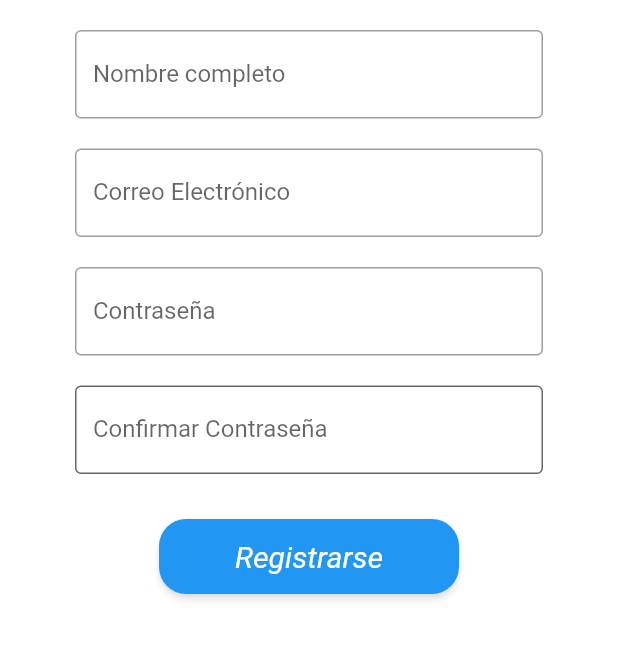
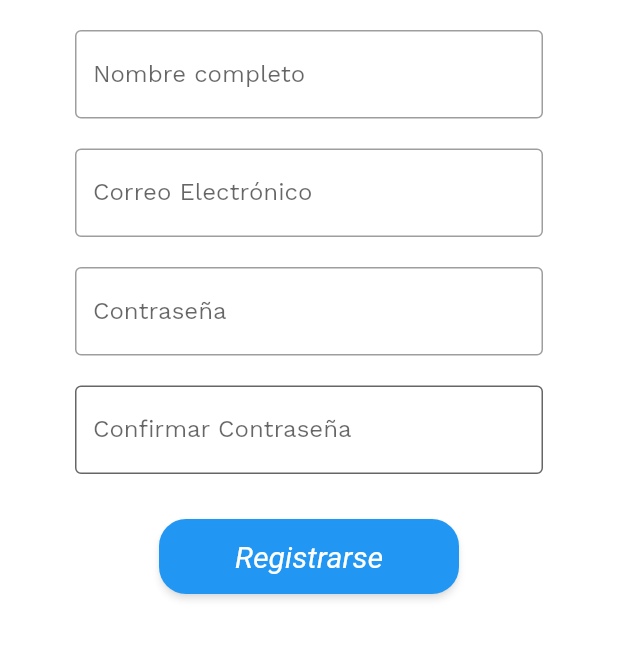
Before and after one commit to AlxBzC/Turismap, a Flutter app: the screen it shows after launch, after a tap on "Registrarse", on a phone screen of 412 x 824 dp, the part 261-921 px from its top. Run offline on Flutter 3.47's test engine with Material 2 defaults, Android fonts, the phone set to English and light mode, and no system bars; our stand-ins replace google_fonts.

```diff
--- a/lib/main.dart
+++ b/lib/main.dart
@@ -1,4 +1,5 @@
 import 'package:flutter/material.dart';
+import 'package:google_fonts/google_fonts.dart';
 import 'pages/splash_page.dart';
 
 void main() {
@@ -20,6 +21,7 @@ class MyApp extends StatelessWidget {
 
       theme: ThemeData(
         primarySwatch: Colors.blue,
+        textTheme: GoogleFonts.workSansTextTheme() ,
       ),
       home: const SplashPage(),
     );
--- a/pubspec.yaml
+++ b/pubspec.yaml
@@ -36,6 +36,7 @@ dependencies:
   # The following adds the Cupertino Icons font to your application.
   # Use with the CupertinoIcons class for iOS style icons.
   cupertino_icons: ^1.0.2
+  google_fonts: 3.0.1
 
 dev_dependencies:
   flutter_test:
```
Also changed, not shown: pubspec.lock.
